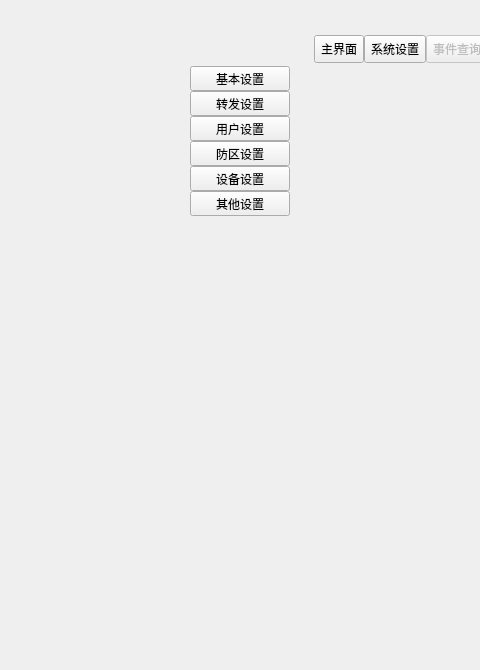
Old version of the form main_ui.ui in the repository Shogpe/bmsTool; both pictures show x 260 to 740 and y 0 to 670 of the 1000 by 670 pixel window.
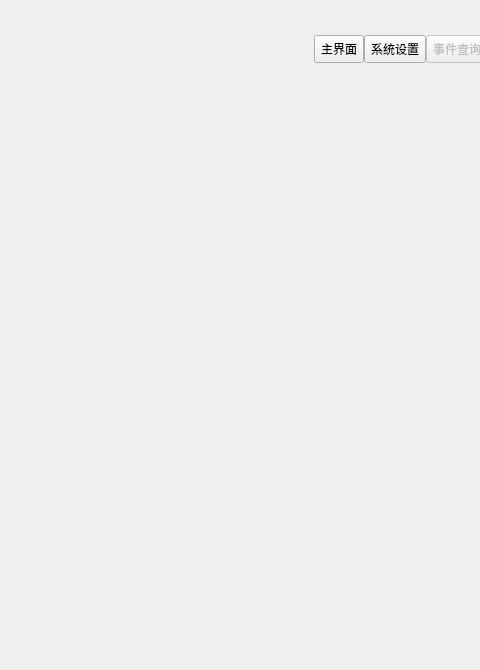
New version of the form. The open tabs and pages were chosen to show the change. Icons and pictures are not drawn.

The edit to the form file:
```diff
--- a/main_ui.ui
+++ b/main_ui.ui
@@ -524,171 +524,6 @@
      <property name="currentIndex">
       <number>0</number>
      </property>
-     <widget class="QWidget" name="MainPage">
-      <property name="maximumSize">
-       <size>
-        <width>16777215</width>
-        <height>64</height>
-       </size>
-      </property>
-     </widget>
-     <widget class="QWidget" name="page2">
-      <layout class="QHBoxLayout" name="horizontalLayout_4">
-       <property name="spacing">
-        <number>0</number>
-       </property>
-       <property name="leftMargin">
-        <number>0</number>
-       </property>
-       <property name="topMargin">
-        <number>0</number>
-       </property>
-       <property name="rightMargin">
-        <number>0</number>
-       </property>
-       <property name="bottomMargin">
-        <number>0</number>
-       </property>
-       <item>
-        <widget class="QWidget" name="widgetLeftConfig" native="true">
-         <property name="maximumSize">
-          <size>
-           <width>100</width>
-           <height>16777215</height>
-          </size>
-         </property>
-         <layout class="QVBoxLayout" name="verticalLayout_3">
-          <property name="spacing">
-           <number>0</number>
-          </property>
-          <property name="leftMargin">
-           <number>0</number>
-          </property>
-          <property name="topMargin">
-           <number>0</number>
-          </property>
-          <property name="rightMargin">
-           <number>0</number>
-          </property>
-          <property name="bottomMargin">
-           <number>0</number>
-          </property>
-          <item>
-           <widget class="QToolButton" name="tbtnConfig1">
-            <property name="sizePolicy">
-             <sizepolicy hsizetype="Expanding" vsizetype="Fixed">
-              <horstretch>0</horstretch>
-              <verstretch>0</verstretch>
-             </sizepolicy>
-            </property>
-            <property name="text">
-             <string>基本设置</string>
-            </property>
-           </widget>
-          </item>
-          <item>
-           <widget class="QToolButton" name="tbtnConfig2">
-            <property name="sizePolicy">
-             <sizepolicy hsizetype="Expanding" vsizetype="Fixed">
-              <horstretch>0</horstretch>
-              <verstretch>0</verstretch>
-             </sizepolicy>
-            </property>
-            <property name="text">
-             <string>转发设置</string>
-            </property>
-           </widget>
-          </item>
-          <item>
-           <widget class="QToolButton" name="tbtnConfig3">
-            <property name="sizePolicy">
-             <sizepolicy hsizetype="Expanding" vsizetype="Fixed">
-              <horstretch>0</horstretch>
-              <verstretch>0</verstretch>
-             </sizepolicy>
-            </property>
-            <property name="text">
-             <string>用户设置</string>
-            </property>
-           </widget>
-          </item>
-          <item>
-           <widget class="QToolButton" name="tbtnConfig4">
-            <property name="sizePolicy">
-             <sizepolicy hsizetype="Expanding" vsizetype="Fixed">
-              <horstretch>0</horstretch>
-              <verstretch>0</verstretch>
-             </sizepolicy>
-            </property>
-            <property name="text">
-             <string>防区设置</string>
-            </property>
-           </widget>
-          </item>
-          <item>
-           <widget class="QToolButton" name="tbtnConfig5">
-            <property name="sizePolicy">
-             <sizepolicy hsizetype="Expanding" vsizetype="Fixed">
-              <horstretch>0</horstretch>
-              <verstretch>0</verstretch>
-             </sizepolicy>
-            </property>
-            <property name="text">
-             <string>设备设置</string>
-            </property>
-           </widget>
-          </item>
-          <item>
-           <widget class="QToolButton" name="tbtnConfig6">
-            <property name="sizePolicy">
-             <sizepolicy hsizetype="Expanding" vsizetype="Fixed">
-              <horstretch>0</horstretch>
-              <verstretch>0</verstretch>
-             </sizepolicy>
-            </property>
-            <property name="text">
-             <string>其他设置</string>
-            </property>
-           </widget>
-          </item>
-          <item>
-           <spacer name="verticalSpacer_3">
-            <property name="orientation">
-             <enum>Qt::Vertical</enum>
-            </property>
-            <property name="sizeHint" stdset="0">
-             <size>
-              <width>20</width>
-              <height>417</height>
-             </size>
-            </property>
-           </spacer>
-          </item>
-         </layout>
-        </widget>
-       </item>
-       <item>
-        <layout class="QGridLayout" name="gridLayout_3"/>
-       </item>
-      </layout>
-     </widget>
-     <widget class="QWidget" name="page3">
-      <layout class="QVBoxLayout" name="verticalLayout_5">
-       <item>
-        <widget class="QLabel" name="lab3">
-         <property name="text">
-          <string>警情查询</string>
-         </property>
-         <property name="alignment">
-          <set>Qt::AlignCenter</set>
-         </property>
-        </widget>
-       </item>
-      </layout>
-     </widget>
-     <widget class="QWidget" name="page4">
-      <layout class="QVBoxLayout" name="verticalLayout_4"/>
-     </widget>
     </widget>
    </item>
    <item>
```
Left out of the diff: 10 changed lines with no effect on the pictures.
